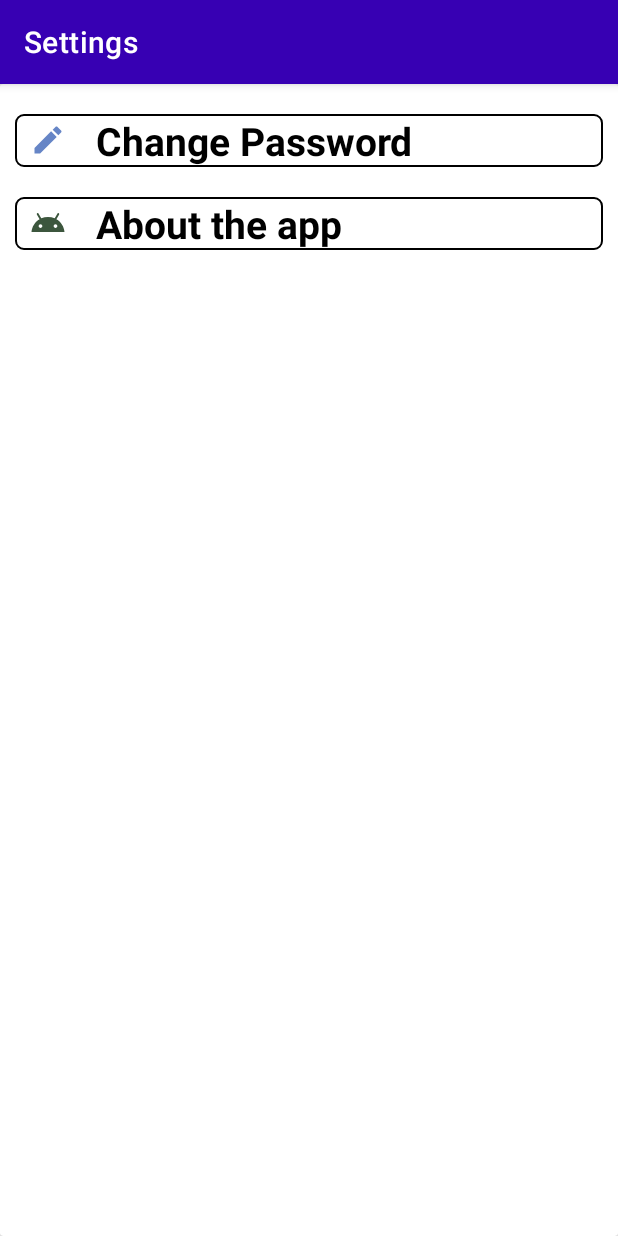
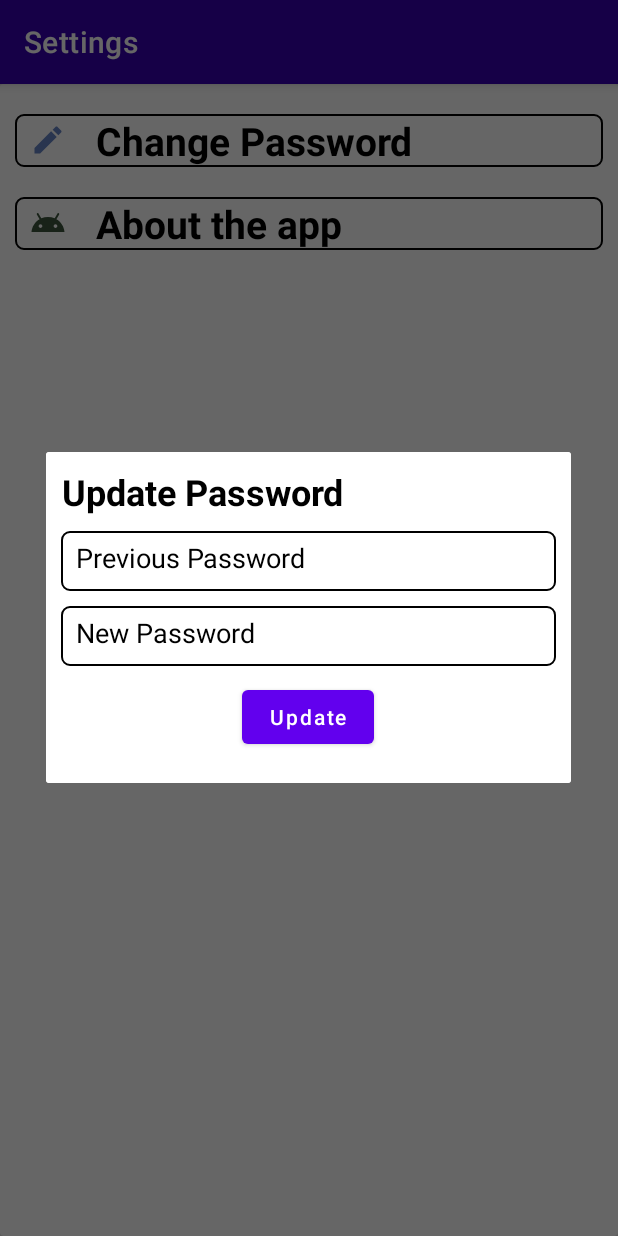
Before and after one commit to ShaikhFarhan882/Vstream, an Android app: the SettingActivity screen opened directly, with no data from a screen before it, after a tap on "Change Password", on a phone screen of 412 x 824 dp. Run offline under Robolectric (Android 15) with nearby library versions, the phone set to English and light mode, and no system bars; our stand-ins replace Firebase (no records; nobody signed in at launch, a user with empty details on screens opened directly); libraries missing offline, so code that uses them is left out: es.dmoral.toasty.

Commit message:
Integrated the Dialog Box feature to change password in the application itself.

```diff
--- a/app/src/main/java/com/example/vstream/SettingActivity.java
+++ b/app/src/main/java/com/example/vstream/SettingActivity.java
@@ -10,6 +10,8 @@ import android.content.Intent;
 import android.graphics.Color;
 import android.graphics.drawable.ColorDrawable;
 import android.os.Bundle;
+import android.text.TextUtils;
+import android.util.Log;
 import android.view.LayoutInflater;
 import android.view.View;
 import android.view.Window;
@@ -18,8 +20,12 @@ import android.widget.EditText;
 import android.widget.TextView;
 
 import com.google.android.gms.tasks.OnCompleteListener;
+import com.google.android.gms.tasks.OnFailureListener;
+import com.google.android.gms.tasks.OnSuccessListener;
 import com.google.android.gms.tasks.Task;
 import com.google.firebase.FirebaseCommonRegistrar;
+import com.google.firebase.auth.AuthCredential;
+import com.google.firebase.auth.EmailAuthProvider;
 import com.google.firebase.auth.FirebaseAuth;
 import com.google.firebase.auth.FirebaseUser;
 
@@ -30,9 +36,6 @@ public class SettingActivity extends AppCompatActivity {
     TextView change_password;
     TextView aboutApp;
     FirebaseAuth mAuth;
-    EditText currentPassword;
-    EditText newPassword;
-    Button updatePwd;
 
 
     @Override
@@ -69,13 +72,80 @@ public class SettingActivity extends AppCompatActivity {
         change_password.setOnClickListener(new View.OnClickListener() {
             @Override
             public void onClick(View v) {
-                Toasty.success(getApplicationContext(),"Chala",Toasty.LENGTH_SHORT).show();
-
+                showDialog();
             }
         });
 
 
     }
 
+    private void showDialog() {
+        final Dialog dialog = new Dialog(SettingActivity.this);
+        dialog.requestWindowFeature(Window.FEATURE_NO_TITLE);
+        dialog.setCancelable(true);
+        dialog.setContentView(R.layout.dialog_change_password);
+
+        //Typecasting
+        final EditText currentPassword = (EditText) dialog.findViewById(R.id.dialog_current_password);
+        final EditText newPassword = (EditText) dialog.findViewById(R.id.dialog_new_password);
+        final Button changePwd = (Button) dialog.findViewById(R.id.update_password);
+        //Update button implementation
+        changePwd.setOnClickListener(new View.OnClickListener() {
+            @Override
+            public void onClick(View v) {
+                String oldPwd = currentPassword.getText().toString().trim();
+                String newPwd = newPassword.getText().toString().trim();
+
+                if(TextUtils.isEmpty(oldPwd)){
+                    Toasty.warning(getApplicationContext(),"Please Enter Current Password",Toasty.LENGTH_SHORT).show();
+                    return;
+                }
+                if(newPassword.length()<8){
+                    Toasty.warning(getApplicationContext(),"Password must be at least 8 characters",Toasty.LENGTH_SHORT).show();
+                    return;
+                }
+                upadatePassword(oldPwd,newPwd,dialog);
+            }
+        });
+
+        dialog.show();
+
+    }
+
+    private void upadatePassword(String oldPwd, String newPwd,Dialog dialog) {
+
+        FirebaseUser user = FirebaseAuth.getInstance().getCurrentUser();
+
+        AuthCredential authCredential = EmailAuthProvider.getCredential(user.getEmail(),oldPwd);
+
+
+        user.reauthenticate(authCredential)
+                .addOnCompleteListener(new OnCompleteListener<Void>() {
+                    @Override
+                    public void onComplete(@NonNull Task<Void> task) {
+                        if (task.isSuccessful()) {
+                            user.updatePassword(newPwd).addOnCompleteListener(new OnCompleteListener<Void>() {
+                                @Override
+                                public void onComplete(@NonNull Task<Void> task) {
+                                    if (task.isSuccessful()) {
+                                        Toasty.success(getApplicationContext(),"Password Updated Successfully",Toasty.LENGTH_SHORT).show();
+                                        dialog.dismiss();
+
+                                    } else {
+                                        Toasty.success(getApplicationContext(),"Failec to update password",Toasty.LENGTH_SHORT).show();
+                                        dialog.dismiss();
+                                    }
+                                }
+                            });
+                        } else {
+                            Toasty.success(getApplicationContext(),"Failed to authenticate user",Toasty.LENGTH_SHORT).show();
+                            dialog.dismiss();
+                        }
+                    }
+                });
+
+
+    }
+
 
 }
--- a/app/src/main/res/layout/dialog_change_password.xml
+++ b/app/src/main/res/layout/dialog_change_password.xml
@@ -1,6 +1,6 @@
 <?xml version="1.0" encoding="utf-8"?>
-<androidx.appcompat.widget.LinearLayoutCompat xmlns:android="http://schemas.android.com/apk/res/android"
-    android:layout_width="match_parent"
+<LinearLayout xmlns:android="http://schemas.android.com/apk/res/android"
+    android:layout_width="350dp"
     android:layout_height="wrap_content"
     xmlns:app="http://schemas.android.com/apk/res-auto"
     android:orientation="vertical"
@@ -8,7 +8,7 @@
     android:padding="10dp">
 
     <TextView
-        android:layout_width="match_parent"
+        android:layout_width="wrap_content"
         android:layout_height="wrap_content"
         android:text="Update Password"
         android:textSize="24sp"
@@ -19,27 +19,35 @@
 
     <EditText
         android:layout_width="match_parent"
-        android:layout_height="wrap_content"
+        android:layout_height="40dp"
+        android:layout_marginTop="10dp"
+        android:padding="10dp"
         android:hint="Previous Password"
+        android:inputType="textPassword"
+        android:background="@drawable/edittext_black_bg"
         android:textColor="@color/black"
         android:textColorHint="@color/black"
         android:id="@+id/dialog_current_password"/>
 
     <EditText
         android:layout_width="match_parent"
-        android:layout_height="wrap_content"
+        android:layout_height="40dp"
+        android:layout_marginTop="10dp"
+        android:inputType="textPassword"
+        android:padding="10dp"
+        android:background="@drawable/edittext_black_bg"
         android:hint="New Password"
         android:textColor="@color/black"
         android:textColorHint="@color/black"
         android:id="@+id/dialog_new_password"/>
     <Button
+        android:id="@+id/update_password"
         android:layout_width="wrap_content"
         android:layout_height="wrap_content"
-        android:id="@+id/update_password"
         android:layout_margin="10dp"
         android:text="Update"
         android:textAllCaps="false"
         android:textAlignment="center"
         android:layout_gravity="center"/>
 
-</androidx.appcompat.widget.LinearLayoutCompat>
+</LinearLayout>
```
